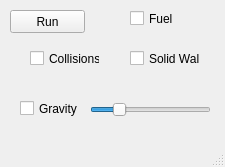
Before: the Qt Designer form controlwindow.ui in mcromb/ParticleBox, drawn with Qt 5.
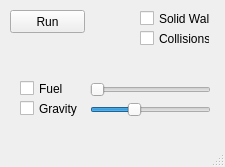
After: the same form once the commit is applied.

What changed in the file:
```diff
--- a/controlwindow.ui
+++ b/controlwindow.ui
@@ -30,8 +30,8 @@
    <widget class="QCheckBox" name="checkBox">
     <property name="geometry">
      <rect>
-      <x>130</x>
-      <y>50</y>
+      <x>140</x>
+      <y>10</y>
       <width>70</width>
       <height>17</height>
      </rect>
@@ -56,8 +56,8 @@
    <widget class="QCheckBox" name="FuelCB">
     <property name="geometry">
      <rect>
-      <x>130</x>
-      <y>10</y>
+      <x>20</x>
+      <y>80</y>
       <width>61</width>
       <height>17</height>
      </rect>
@@ -76,7 +76,7 @@
      </rect>
     </property>
     <property name="maximum">
-     <number>49</number>
+     <number>29</number>
     </property>
     <property name="sliderPosition">
      <number>10</number>
@@ -88,8 +88,8 @@
    <widget class="QCheckBox" name="CollisionsCB">
     <property name="geometry">
      <rect>
-      <x>30</x>
-      <y>50</y>
+      <x>140</x>
+      <y>30</y>
       <width>70</width>
       <height>17</height>
      </rect>
@@ -98,6 +98,28 @@
      <string>Collisions</string>
     </property>
    </widget>
+   <widget class="QSlider" name="fuelSlider">
+    <property name="geometry">
+     <rect>
+      <x>90</x>
+      <y>80</y>
+      <width>121</width>
+      <height>20</height>
+     </rect>
+    </property>
+    <property name="minimum">
+     <number>1</number>
+    </property>
+    <property name="maximum">
+     <number>3</number>
+    </property>
+    <property name="orientation">
+     <enum>Qt::Horizontal</enum>
+    </property>
+    <property name="tickPosition">
+     <enum>QSlider::NoTicks</enum>
+    </property>
+   </widget>
   </widget>
   <widget class="QMenuBar" name="menubar">
    <property name="geometry">
```
